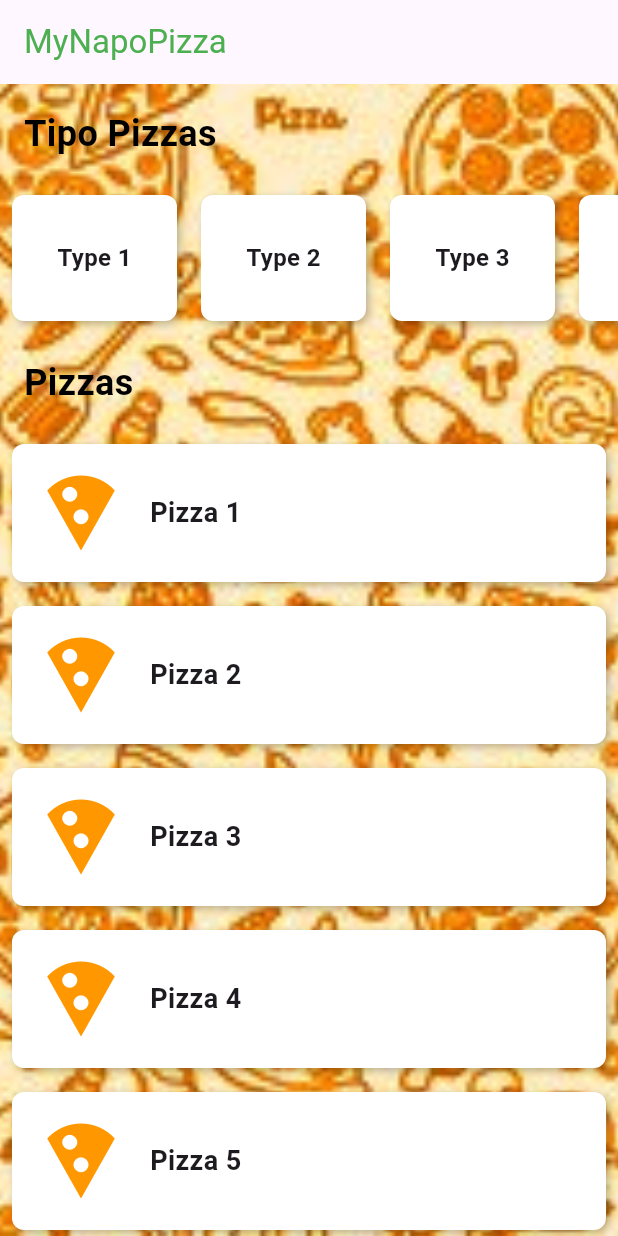
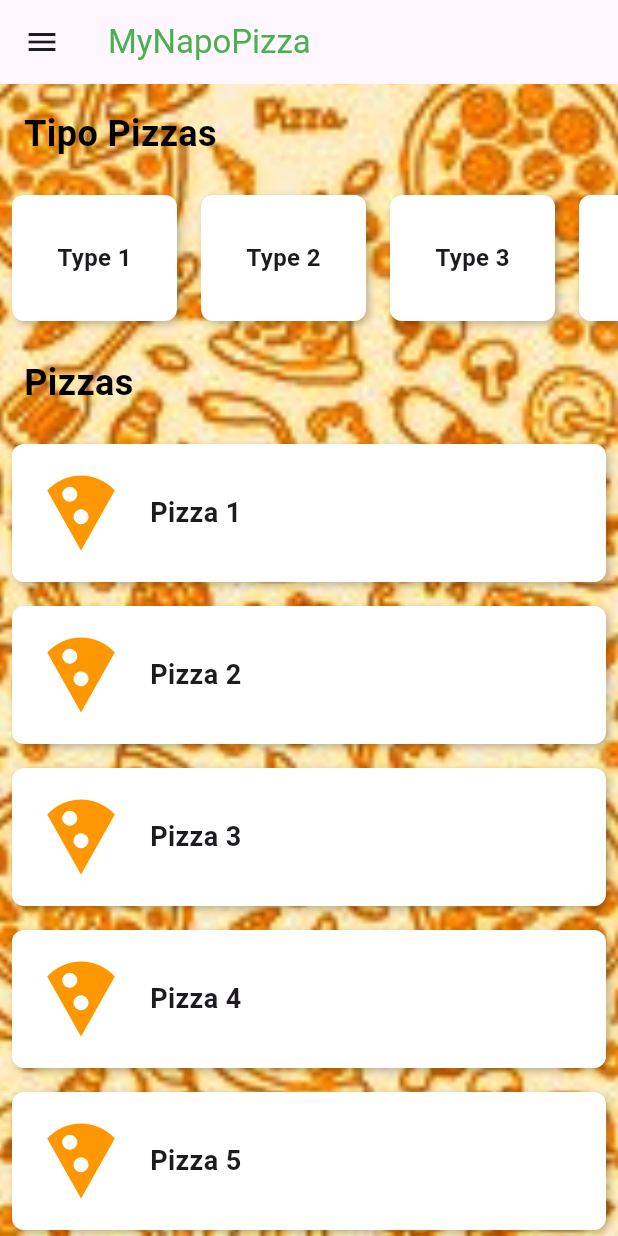
Before and after one commit to HaroldArguelloNic/mynapopizza, a Flutter app: the HomePage screen opened directly, on a phone screen of 412 x 824 dp. Run offline on Flutter 3.47's test engine with Material 3 defaults, Android fonts, the phone set to English and light mode, and no system bars; our stand-ins replace google_fonts; missing offline and left inert: mysql_client.

Commit message:
correccion homepage sidebar

```diff
--- a/lib/page/home_page.dart
+++ b/lib/page/home_page.dart
@@ -1,4 +1,5 @@
 import 'package:flutter/material.dart';
+import 'package:mynapopizza/page/sidebar.dart';
 
 class HomePage extends StatefulWidget {
   const HomePage({super.key});
@@ -18,6 +19,7 @@ class _HomePageState extends State<HomePage> {
       ),
       child: Scaffold(
         backgroundColor: Colors.transparent,
+        drawer: const SideBar(),
         appBar: AppBar(
           title: const Text(
             'MyNapoPizza',
```
